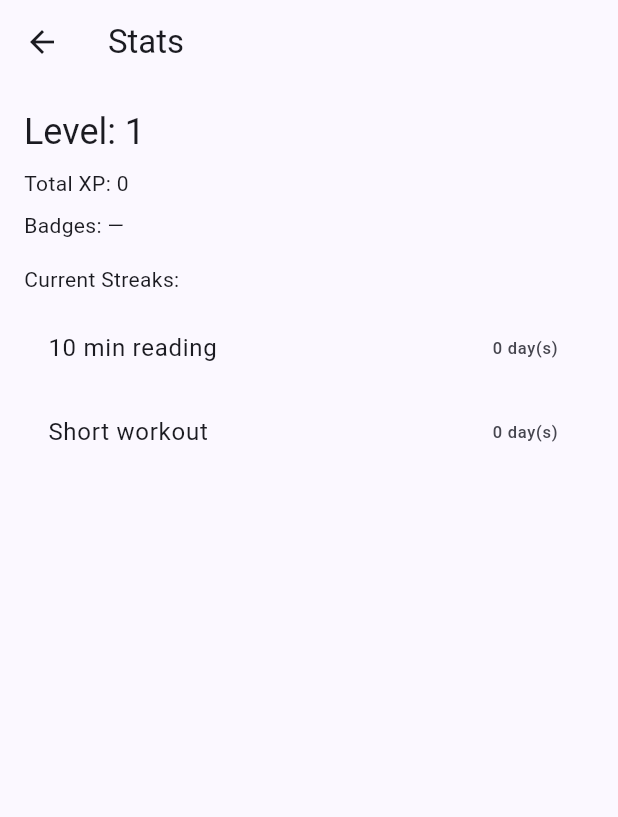
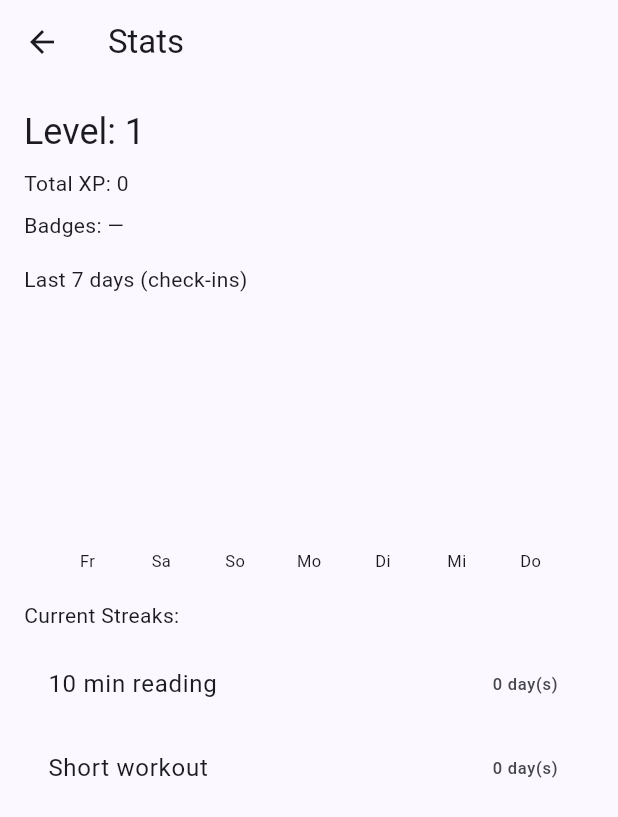
Before and after one commit to rurfy/habit-tracker, a Flutter app: the StatsScreen screen opened directly, on a phone screen of 412 x 824 dp. Shown: the top 817 px of the screen. Run offline on Flutter 3.47's test engine with Material 3 defaults, Android fonts, the phone set to English and light mode, and no system bars; drawn by our look-alikes of fl_chart; our stand-ins replace shared_preferences; accounts and stored records are empty.

Commit message:
added dark mode and 7 day graph

```diff
--- a/frontend/lib/providers/habit_provider.dart
+++ b/frontend/lib/providers/habit_provider.dart
@@ -72,7 +72,8 @@ class HabitProvider extends ChangeNotifier {
 
   int get totalXpToday {
     final today = DateTime.now();
-    return _habits.fold(0, (sum, h) => sum + (h.isCheckedToday(today) ? h.xp : 0));
+    return _habits.fold(
+        0, (sum, h) => sum + (h.isCheckedToday(today) ? h.xp : 0));
   }
 
   int get totalXpAllTime =>
@@ -84,7 +85,8 @@ class HabitProvider extends ChangeNotifier {
     int streak = 0;
     DateTime day = DateTime.now();
     while (true) {
-      final d = DateTime(day.year, day.month, day.day).subtract(Duration(days: streak));
+      final d = DateTime(day.year, day.month, day.day)
+          .subtract(Duration(days: streak));
       if (h.checkins.contains(d)) {
         streak += 1;
       } else {
@@ -96,11 +98,27 @@ class HabitProvider extends ChangeNotifier {
 
   List<String> get earnedBadges {
     final badges = <String>[];
-    final longestStreak = _habits.fold<int>(0, (maxS, h) => maxS > streakFor(h) ? maxS : streakFor(h));
+    final longestStreak = _habits.fold<int>(
+        0, (maxS, h) => maxS > streakFor(h) ? maxS : streakFor(h));
     if (longestStreak >= 7) badges.add('7-Day Streak');
     if (totalXpAllTime >= 500) badges.add('500 XP Club');
     final totalCheckins = _habits.fold<int>(0, (s, h) => s + h.checkins.length);
     if (totalCheckins >= 30) badges.add('30 Check-ins');
     return badges;
   }
+
+  /// Anzahl erledigter Check-ins der letzten 7 Tage (inkl. heute), Index 0 = 6 Tage zurück, 6 = heute
+  List<int> last7DaysCounts() {
+    final today = DateTime.now();
+    List<int> counts = List.filled(7, 0);
+    for (final h in _habits) {
+      for (final d in h.checkins) {
+        final diff = today.difference(DateTime(d.year, d.month, d.day)).inDays;
+        if (diff >= 0 && diff < 7) {
+          counts[6 - diff] += 1;
+        }
+      }
+    }
+    return counts;
+  }
 }
--- /dev/null
+++ b/frontend/lib/providers/theme_provider.dart
@@ -0,0 +1,10 @@
+import 'package:flutter/material.dart';
+
+class ThemeProvider extends ChangeNotifier {
+  ThemeMode mode = ThemeMode.system;
+
+  void toggle() {
+    mode = (mode == ThemeMode.dark) ? ThemeMode.light : ThemeMode.dark;
+    notifyListeners();
+  }
+}
--- a/frontend/lib/screens/stats_screen.dart
+++ b/frontend/lib/screens/stats_screen.dart
@@ -1,5 +1,6 @@
 import 'package:flutter/material.dart';
 import 'package:provider/provider.dart';
+import 'package:fl_chart/fl_chart.dart'; // <-- NEU
 import '../providers/habit_provider.dart';
 
 class StatsScreen extends StatelessWidget {
@@ -8,6 +9,9 @@ class StatsScreen extends StatelessWidget {
   @override
   Widget build(BuildContext context) {
     final p = context.watch<HabitProvider>();
+    final data = p.last7DaysCounts();
+    final labels = _weekdayLabels();
+
     return Scaffold(
       appBar: AppBar(title: const Text('Stats')),
       body: Padding(
@@ -20,6 +24,42 @@ class StatsScreen extends StatelessWidget {
             Text('Total XP: ${p.totalXpAllTime}'),
             const SizedBox(height: 8),
             Text('Badges: ${p.earnedBadges.isEmpty ? '—' : p.earnedBadges.join(', ')}'),
+            const SizedBox(height: 16),
+            const Text('Last 7 days (check-ins)'),
+            const SizedBox(height: 8),
+            SizedBox(
+              height: 180,
+              child: BarChart(
+                BarChartData(
+                  borderData: FlBorderData(show: false),
+                  gridData: const FlGridData(show: false),
+                  titlesData: FlTitlesData(
+                    leftTitles: const AxisTitles(sideTitles: SideTitles(showTitles: false)),
+                    topTitles: const AxisTitles(sideTitles: SideTitles(showTitles: false)),
+                    rightTitles: const AxisTitles(sideTitles: SideTitles(showTitles: false)),
+                    bottomTitles: AxisTitles(
+                      sideTitles: SideTitles(
+                        showTitles: true,
+                        getTitlesWidget: (value, meta) {
+                          final i = value.toInt();
+                          if (i < 0 || i > 6) return const SizedBox.shrink();
+                          return Padding(
+                            padding: const EdgeInsets.only(top: 4.0),
+                            child: Text(labels[i], style: const TextStyle(fontSize: 11)),
+                          );
+                        },
+                      ),
+                    ),
+                  ),
+                  barGroups: List.generate(7, (i) {
+                    return BarChartGroupData(
+                      x: i,
+                      barRods: [BarChartRodData(toY: data[i].toDouble(), width: 14)],
+                    );
+                  }),
+                ),
+              ),
+            ),
             const SizedBox(height: 16),
             const Text('Current Streaks:'),
             const SizedBox(height: 8),
@@ -34,10 +74,17 @@ class StatsScreen extends StatelessWidget {
                   );
                 },
               ),
-            )
+            ),
           ],
         ),
       ),
     );
   }
+
+  List<String> _weekdayLabels() {
+    final now = DateTime.now();
+    final days = List<DateTime>.generate(7, (i) => now.subtract(Duration(days: 6 - i)));
+    const short = ['Mo','Di','Mi','Do','Fr','Sa','So'];
+    return days.map((d) => short[d.weekday - 1]).toList();
+  }
 }
--- a/frontend/pubspec.yaml
+++ b/frontend/pubspec.yaml
@@ -11,6 +11,7 @@ dependencies:
     sdk: flutter
   provider: ^6.0.5
   shared_preferences: ^2.2.2
+  fl_chart: ^0.68.0
 
 dev_dependencies:
   flutter_test:
```
Also changed, not shown: frontend/lib/main.dart (+15 -2 lines), frontend/lib/screens/home_screen.dart (+10 -4 lines), frontend/pubspec.lock.
